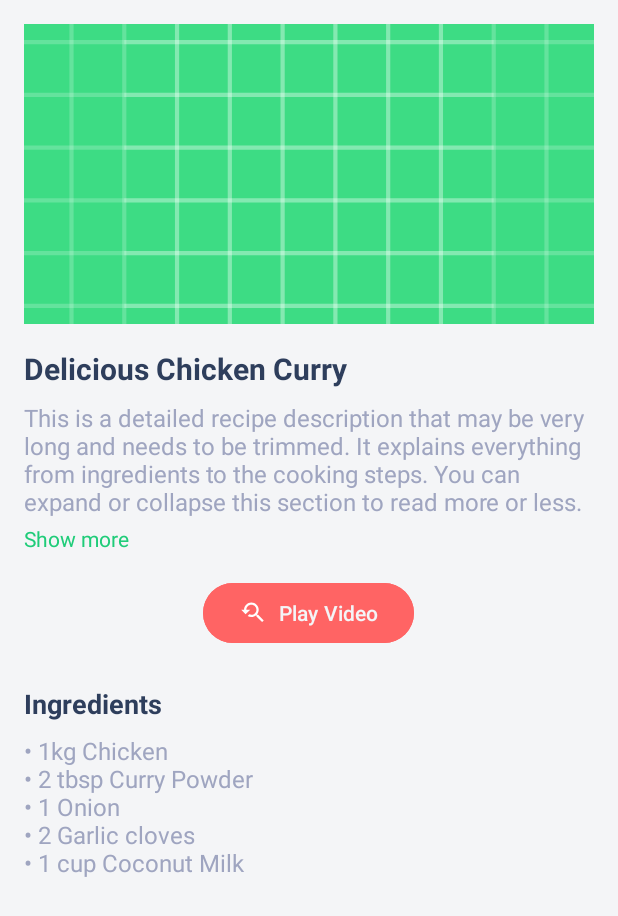
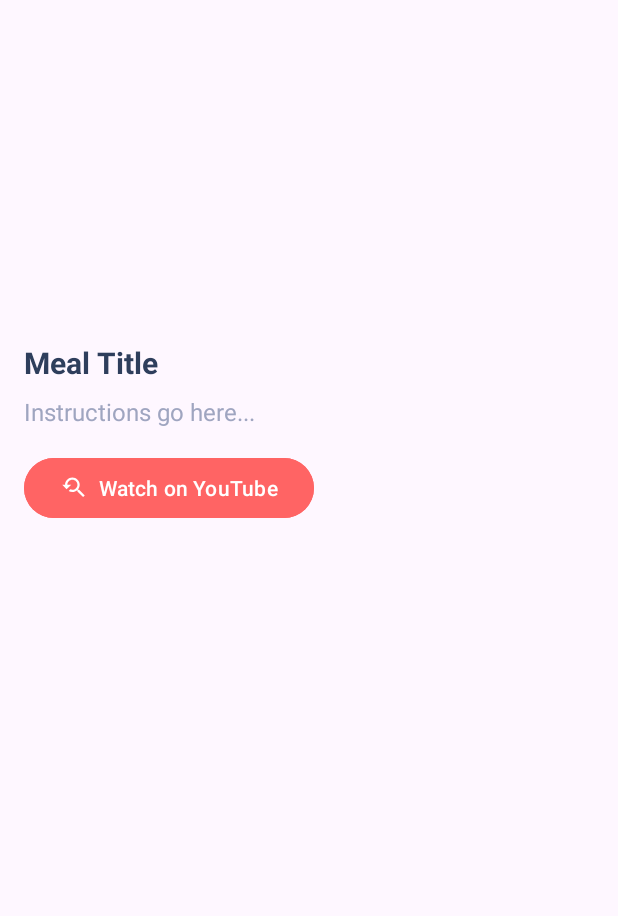
Before and after one commit to mariayousef/RecipeApp, an Android app: the layout fragment_recipe_detail.xml on its own in the app's theme, with its tools: preview values and no code run, on a phone screen of 412 x 824 dp. Shown: the top 916 px of the screen. Run offline under Robolectric (Android 15) with nearby library versions, the phone set to English and light mode, and no system bars.

Commit message:
details-youtubeplaying (first commit)

```diff
--- a/app/build.gradle.kts
+++ b/app/build.gradle.kts
@@ -3,6 +3,7 @@ plugins {
     alias(libs.plugins.kotlin.android)
     alias(libs.plugins.kotlin.kapt)
     id("kotlin-parcelize")
+    alias(libs.plugins.safe.args)
 }
 
 android {
--- a/app/src/main/java/com/example/recipeapp/HomeFragment.kt
+++ b/app/src/main/java/com/example/recipeapp/HomeFragment.kt
@@ -7,6 +7,7 @@ import android.view.ViewGroup
 import android.widget.Toast
 import androidx.fragment.app.Fragment
 import androidx.lifecycle.lifecycleScope
+import androidx.navigation.fragment.findNavController
 import androidx.recyclerview.widget.LinearLayoutManager
 import androidx.recyclerview.widget.RecyclerView
 import kotlinx.coroutines.Dispatchers
@@ -42,7 +43,10 @@ class HomeFragment : Fragment() {
         val view = inflater.inflate(R.layout.fragment_home, container, false)
         recyclerView = view.findViewById(R.id.meal_recycler_view)
         recyclerView.layoutManager = LinearLayoutManager(requireContext())
-        recipeAdapter = RecipeAdapter()
+        recipeAdapter = RecipeAdapter { selectedMeal ->
+            val action = HomeFragmentDirections.actionHomeFragmentToRecipeDetailFragment(selectedMeal)
+            findNavController().navigate(action)
+        }
         recyclerView.adapter = recipeAdapter
         fetchMeals()
         return view
--- a/app/src/main/java/com/example/recipeapp/MealResponse.kt
+++ b/app/src/main/java/com/example/recipeapp/MealResponse.kt
@@ -3,9 +3,3 @@ package com.example.recipeapp
 data class MealResponse(
     val meals: List<Meal>
 )
-
-data class Meal(
-    val idMeal: String,
-    val strMeal: String,
-    val strMealThumb: String
-)
--- a/app/src/main/res/layout/fragment_recipe_detail.xml
+++ b/app/src/main/res/layout/fragment_recipe_detail.xml
@@ -1,86 +1,62 @@
 <?xml version="1.0" encoding="utf-8"?>
 <ScrollView xmlns:android="http://schemas.android.com/apk/res/android"
     xmlns:app="http://schemas.android.com/apk/res-auto"
-    android:id="@+id/scrollView"
+    android:id="@+id/detail_scroll_view"
     android:layout_width="match_parent"
     android:layout_height="match_parent"
-    android:background="#F4F5F7"
     android:padding="16dp">
 
     <LinearLayout
-        android:id="@+id/detailLayout"
         android:layout_width="match_parent"
         android:layout_height="wrap_content"
         android:orientation="vertical">
 
         <ImageView
-            android:id="@+id/iv_recipe_image"
+            android:id="@+id/detail_image"
             android:layout_width="match_parent"
             android:layout_height="200dp"
-            android:scaleType="centerCrop"
-            android:src="@drawable/ic_launcher_background"
-            android:layout_marginBottom="16dp" />
+            android:scaleType="centerCrop" />
 
         <TextView
-            android:id="@+id/tv_title"
+            android:id="@+id/detail_title"
             android:layout_width="match_parent"
             android:layout_height="wrap_content"
-            android:text="Delicious Chicken Curry"
-            android:textColor="@color/main_text"
+            android:text="Meal Title"
             android:textSize="20sp"
             android:textStyle="bold"
-            android:layout_marginBottom="8dp" />
+            android:paddingTop="12dp"
+            android:textColor="@color/main_text"
+            />
 
         <TextView
-            android:id="@+id/tv_description"
+            android:id="@+id/detail_instructions"
             android:layout_width="match_parent"
             android:layout_height="wrap_content"
+            android:text="Instructions go here..."
+            android:paddingTop="8dp"
+            android:textSize="16sp"
             android:textColor="@color/secondary_text"
-            android:textSize="16sp"
-            android:maxLines="4"
-            android:ellipsize="end"
-            android:text="This is a detailed recipe description that may be very long and needs to be trimmed. It explains everything from ingredients to the cooking steps. You can expand or collapse this section to read more or less."
-            android:layout_marginBottom="4dp" />
+            />
 
         <TextView
-            android:id="@+id/tv_toggle_description"
+            android:id="@+id/toggle_description"
             android:layout_width="wrap_content"
             android:layout_height="wrap_content"
             android:text="Show more"
-            android:textColor="#1FCC79"
-        android:textSize="14sp"
-        android:layout_marginBottom="16dp" />
+            android:textColor="@android:color/holo_blue_dark"
+            android:textStyle="bold"
+            android:paddingTop="4dp"
+            android:visibility="gone" />
+
 
         <com.google.android.material.button.MaterialButton
-            android:id="@+id/btn_play_video"
+            android:id="@+id/youtube_button"
             android:layout_width="wrap_content"
             android:layout_height="wrap_content"
-            android:text="Play Video"
-            android:textColor="@color/form_bg"
-            android:layout_gravity="center_horizontal"
-            android:layout_marginBottom="24dp"
+            android:text="Watch on YouTube"
+            android:layout_marginTop="16dp"
             android:backgroundTint="@color/pink"
             app:icon="@drawable/baseline_youtube_searched_for_24"
-            app:iconGravity="textStart"
-            app:iconPadding="8dp" />
-
-
-        <TextView
-            android:id="@+id/tv_ingredients_title"
-            android:layout_width="match_parent"
-            android:layout_height="wrap_content"
-            android:text="Ingredients"
-            android:textColor="@color/main_text"
-            android:textSize="18sp"
-            android:textStyle="bold"
-            android:layout_marginBottom="8dp" />
-        <TextView
-            android:id="@+id/tv_ingredients"
-            android:layout_width="match_parent"
-            android:layout_height="wrap_content"
-            android:textColor="@color/secondary_text"
-            android:textSize="16sp"
-            android:text="• 1kg Chicken\n• 2 tbsp Curry Powder\n• 1 Onion\n• 2 Garlic cloves\n• 1 cup Coconut Milk"
-            android:layout_marginBottom="16dp" />
+            />
     </LinearLayout>
 </ScrollView>
--- a/build.gradle.kts
+++ b/build.gradle.kts
@@ -3,5 +3,5 @@ plugins {
     alias(libs.plugins.android.application) apply false
     alias(libs.plugins.kotlin.android) apply false
     alias(libs.plugins.kotlin.kapt) apply false
-
+    alias(libs.plugins.safe.args) apply false
 }
--- a/gradle/libs.versions.toml
+++ b/gradle/libs.versions.toml
@@ -69,3 +69,4 @@ android-application = { id = "com.android.application", version.ref = "agp" }
 kotlin-android = { id = "org.jetbrains.kotlin.android", version.ref = "kotlin" }
 kotlin-kapt = { id = "org.jetbrains.kotlin.kapt", version.ref = "kotlin" }
 kotlin-parcelize = { id = "kotlin-parcelize", version.ref = "kotlin" }
+safe-args = { id = "androidx.navigation.safeargs.kotlin", version.ref = "nav" }
```
Also changed, not shown: app/src/main/java/com/example/recipeapp/Meal.kt (added, +13 -0 lines), app/src/main/java/com/example/recipeapp/RecipeAdapter.kt (+7 -1 lines), app/src/main/java/com/example/recipeapp/RecipeDetailFragment.kt (added, +77 -0 lines), app/src/main/res/navigation/nav_graph.xml (+14 -1 lines).
